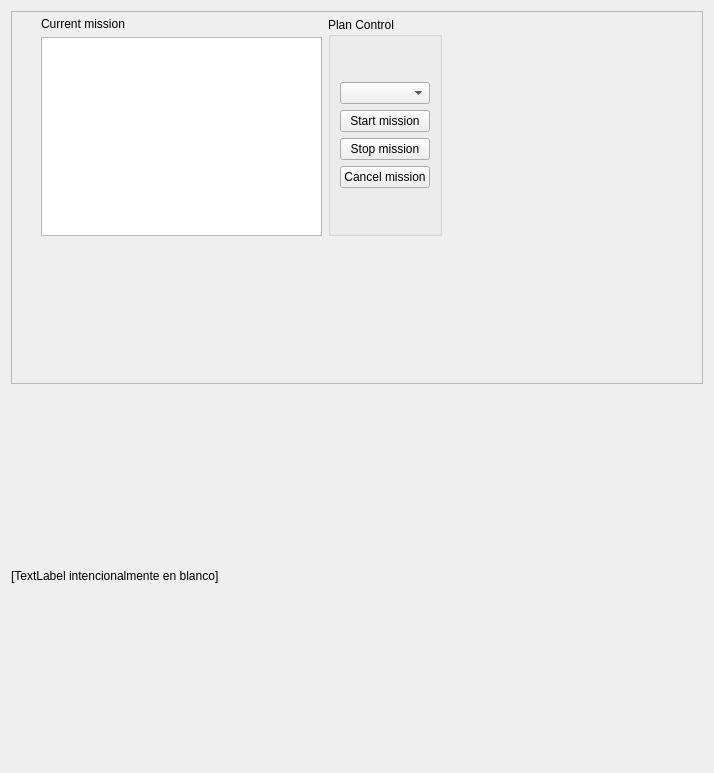
robocomp/dsr-graph, file components/mission_controller_viriato/src/localUI.ui: the form before one commit.
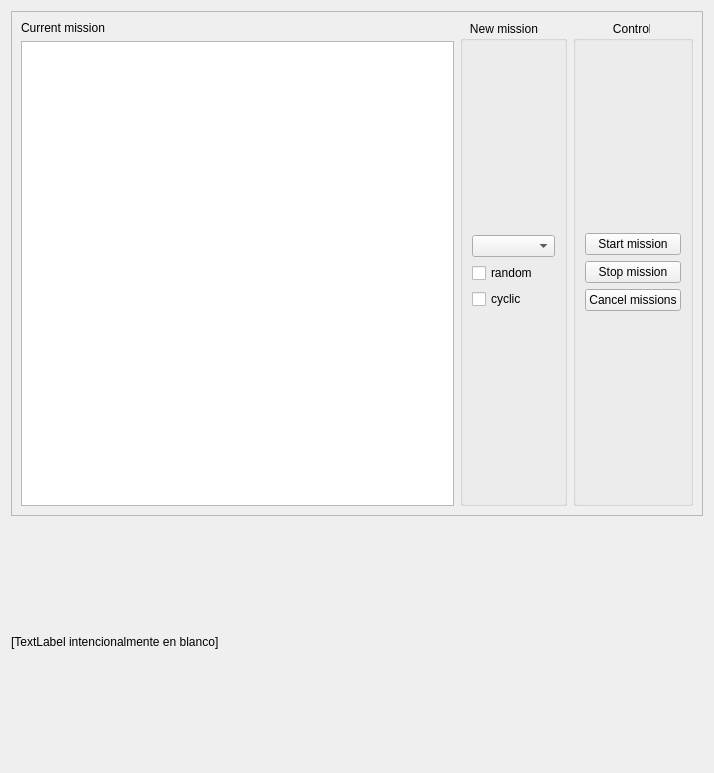
The form after the commit.

```diff
--- a/components/mission_controller_viriato/src/localUI.ui
+++ b/components/mission_controller_viriato/src/localUI.ui
@@ -13,7 +13,7 @@
   <property name="windowTitle">
    <string>Controller</string>
   </property>
-  <layout class="QVBoxLayout" name="verticalLayout_2">
+  <layout class="QVBoxLayout" name="verticalLayout_7">
    <item>
     <layout class="QVBoxLayout" name="verticalLayout">
      <item>
@@ -21,7 +21,7 @@
        <property name="minimumSize">
         <size>
          <width>300</width>
-         <height>0</height>
+         <height>300</height>
         </size>
        </property>
        <property name="frameShape">
@@ -30,15 +30,6 @@
        <property name="frameShadow">
         <enum>QFrame::Raised</enum>
        </property>
-       <widget class="QWidget" name="layoutWidget">
-        <property name="geometry">
-         <rect>
-          <x>30</x>
-          <y>6</y>
-          <width>401</width>
-          <height>219</height>
-         </rect>
-        </property>
         <layout class="QHBoxLayout" name="horizontalLayout">
          <item>
           <layout class="QVBoxLayout" name="verticalLayout_5">
@@ -54,17 +45,51 @@
            </item>
           </layout>
          </item>
+        <item>
+         <widget class="QGroupBox" name="groupBox_2">
+          <property name="title">
+           <string>   New mission</string>
+          </property>
+          <layout class="QVBoxLayout" name="verticalLayout_6">
+           <item>
+            <layout class="QVBoxLayout" name="verticalLayout_2">
+             <item>
+              <widget class="QComboBox" name="comboBox_select_target">
+               <property name="minimumSize">
+                <size>
+                 <width>0</width>
+                 <height>0</height>
+                </size>
+               </property>
+              </widget>
+             </item>
+             <item>
+              <widget class="QCheckBox" name="checkBox_random">
+               <property name="text">
+                <string>random</string>
+               </property>
+              </widget>
+             </item>
+             <item>
+              <widget class="QCheckBox" name="checkBox_cyclic">
+               <property name="text">
+                <string>cyclic</string>
+               </property>
+              </widget>
+             </item>
+            </layout>
+           </item>
+          </layout>
+         </widget>
+        </item>
          <item>
           <widget class="QGroupBox" name="groupBox">
            <property name="title">
-            <string>Plan Control</string>
+           <string>            Control</string>
            </property>
            <layout class="QVBoxLayout" name="verticalLayout_4">
             <item>
              <layout class="QVBoxLayout" name="verticalLayout_3">
-              <item>
-               <widget class="QComboBox" name="comboBox_select_target"/>
-              </item>
               <item>
                <widget class="QPushButton" name="pushButton_start_mission">
                 <property name="text">
@@ -82,7 +107,7 @@
               <item>
                <widget class="QPushButton" name="pushButton_cancel_mission">
                 <property name="text">
-                 <string>Cancel mission</string>
+                <string>Cancel missions</string>
                 </property>
                </widget>
               </item>
@@ -92,15 +117,14 @@
           </widget>
          </item>
         </layout>
-       </widget>
       </widget>
      </item>
      <item>
       <widget class="QLabel" name="label_rgb">
        <property name="minimumSize">
         <size>
-         <width>640</width>
-         <height>0</height>
+         <width>320</width>
+         <height>240</height>
         </size>
        </property>
        <property name="text">
```
Lines whose indentation alone changed are shown as unchanged.
